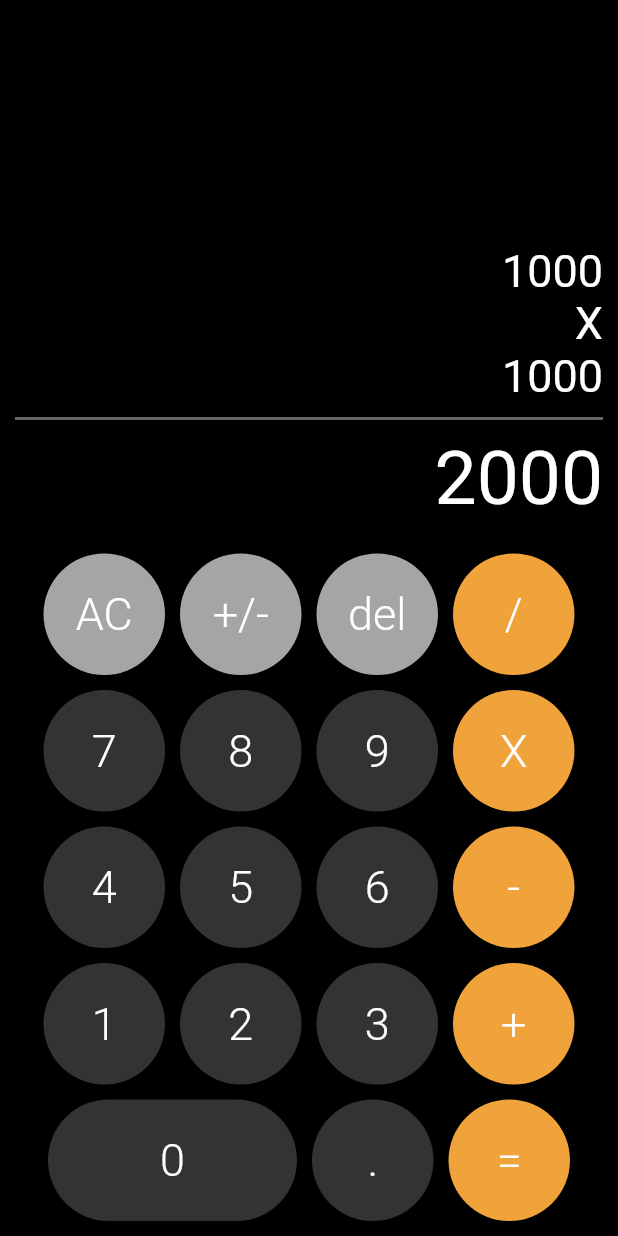
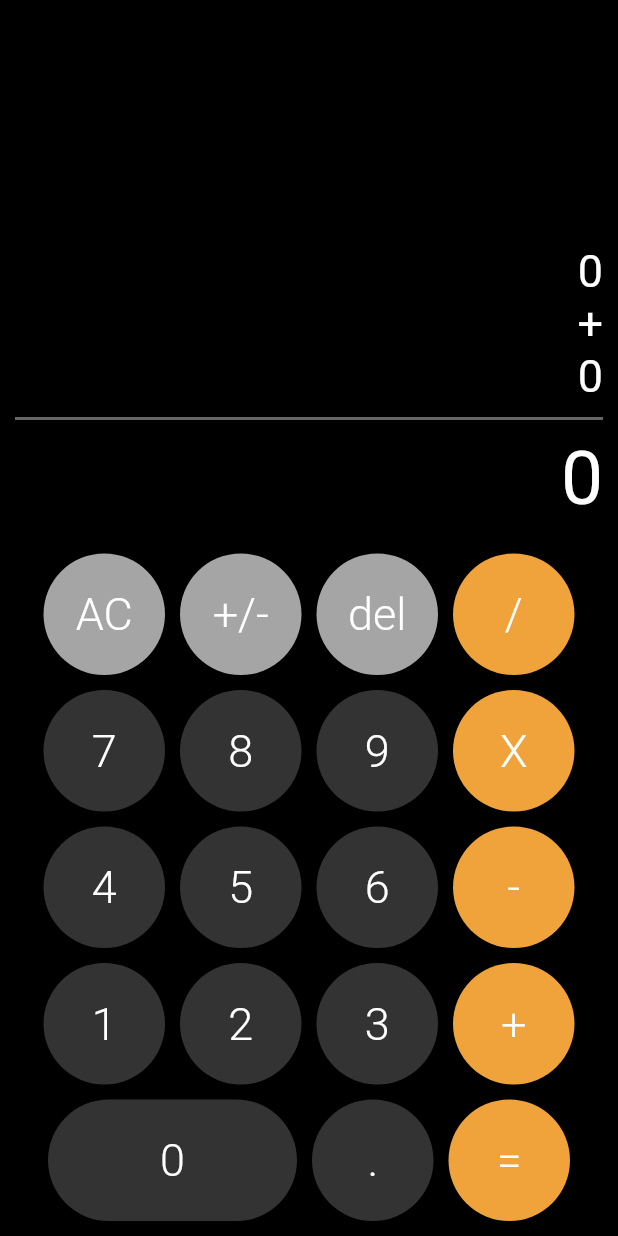
Before and after one commit to agusci21/calculadora_bloc, a Flutter app: the screen it shows after launch, after a tap on "AC", on a phone screen of 412 x 824 dp. Run offline on Flutter 3.47's test engine with Material 2 defaults, Android fonts, the phone set to English and light mode, and no system bars; our stand-ins replace bloc, flutter_bloc.

Commit message:
7,8,9 implementado

```diff
--- a/lib/bloc/calculator/calculator_bloc.dart
+++ b/lib/bloc/calculator/calculator_bloc.dart
@@ -13,5 +13,23 @@ class CalculatorBloc extends Bloc<CalculatorEvent, CalculatorState> {
     CalculatorEvent event,
   )async*{
 
+    if(event is ResetAll){
+      yield CalculatorState(
+        firstNumber: '0',
+        mathResult: '0',
+        secondNumber: '0',
+        operation: '+'
+      );
+    }else if(event is AddNumber){
+      yield CalculatorState(
+        firstNumber: '0',
+        secondNumber: '0',
+        operation: '+',
+        mathResult: state.mathResult == '0'
+        ? event.number
+        : state.mathResult + event.number,
+      );
+    }
+
   }
 }
--- a/lib/screens/calculator_screen.dart
+++ b/lib/screens/calculator_screen.dart
@@ -1,15 +1,18 @@
+import 'package:calculadora/bloc/calculator/calculator_bloc.dart';
 import 'package:calculadora/widgets/calc_button.dart';
 import 'package:calculadora/widgets/line_separator.dart';
 import 'package:calculadora/widgets/main_result.dart';
 import 'package:calculadora/widgets/results_widget.dart';
 import 'package:calculadora/widgets/sub_result.dart';
 import 'package:flutter/material.dart';
+import 'package:flutter_bloc/flutter_bloc.dart';
 
 
 class CalculatorScreen extends StatelessWidget {
 
   @override
   Widget build(BuildContext context) {
+    final calculatorBloc = BlocProvider.of<CalculatorBloc>(context);
     return Scaffold(
       body: SafeArea(
         child: Container(
@@ -29,7 +32,7 @@ class CalculatorScreen extends StatelessWidget {
                   CalculatorButton(
                     text: 'AC',
                     bgColor: Color(0xffA5A5A5 ),
-                    onPressed: () => print('AC'),
+                    onPressed: () => calculatorBloc.add(ResetAll()),
                   ),
                   CalculatorButton(
                     text: '+/-',
@@ -54,15 +57,15 @@ class CalculatorScreen extends StatelessWidget {
                 children: [
                   CalculatorButton(
                     text: '7',
-                    onPressed: () => print('7'),
+                    onPressed: () => calculatorBloc.add(AddNumber('7')),
                   ),
                   CalculatorButton(
                     text: '8',
-                    onPressed: () => print('8'),
+                    onPressed: () => calculatorBloc.add(AddNumber('8')),
                   ),
                   CalculatorButton(
                     text: '9',
-                    onPressed: () => print('9'),
+                    onPressed: () => calculatorBloc.add(AddNumber('9')),
                   ),
                   CalculatorButton(
                     text: 'X',
--- a/lib/widgets/results_widget.dart
+++ b/lib/widgets/results_widget.dart
@@ -15,11 +15,11 @@ class Result extends StatelessWidget {
         return Column(
           children: [
 
-            SubResult( text: '1000' ),
-            SubResult( text: 'X' ),
-            SubResult( text: '1000' ),
+            SubResult( text: state.firstNumber ),
+            SubResult( text: state.operation ),
+            SubResult( text: state.secondNumber ),
             LineSeparator(),
-            MainResultText( text: '2000' ),
+            MainResultText( text: state.mathResult ),
 
           ],
         );
```
